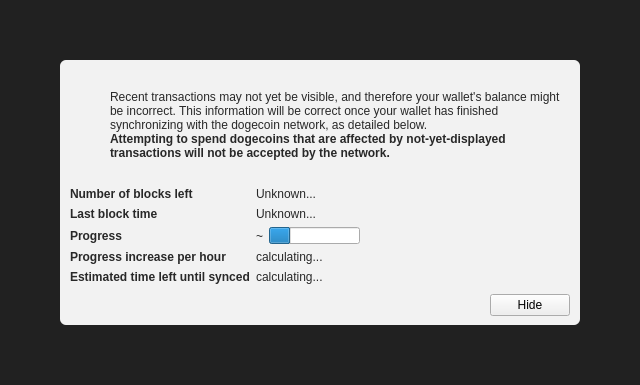
The window that src/qt/forms/modaloverlay.ui (M77171T/AlNajm) describes before a commit, drawn with Qt 5.
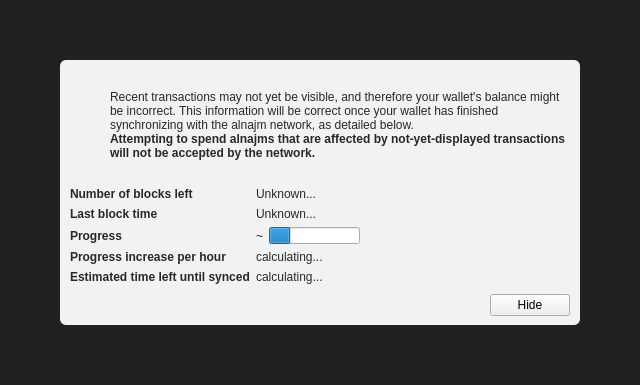
The same window after the commit. Icons and pictures are not drawn. Custom widgets are drawn as their Qt base class.

Patch:
```diff
--- a/src/qt/forms/modaloverlay.ui
+++ b/src/qt/forms/modaloverlay.ui
@@ -130,7 +130,7 @@
              <item>
               <widget class="QLabel" name="infoText">
                <property name="text">
-                <string>Recent transactions may not yet be visible, and therefore your wallet's balance might be incorrect. This information will be correct once your wallet has finished synchronizing with the dogecoin network, as detailed below.</string>
+                <string>Recent transactions may not yet be visible, and therefore your wallet's balance might be incorrect. This information will be correct once your wallet has finished synchronizing with the alnajm network, as detailed below.</string>
                </property>
                <property name="textFormat">
                 <enum>Qt::RichText</enum>
@@ -149,7 +149,7 @@
                 </font>
                </property>
                <property name="text">
-                <string>Attempting to spend dogecoins that are affected by not-yet-displayed transactions will not be accepted by the network.</string>
+                <string>Attempting to spend alnajms that are affected by not-yet-displayed transactions will not be accepted by the network.</string>
                </property>
                <property name="textFormat">
                 <enum>Qt::RichText</enum>
```
